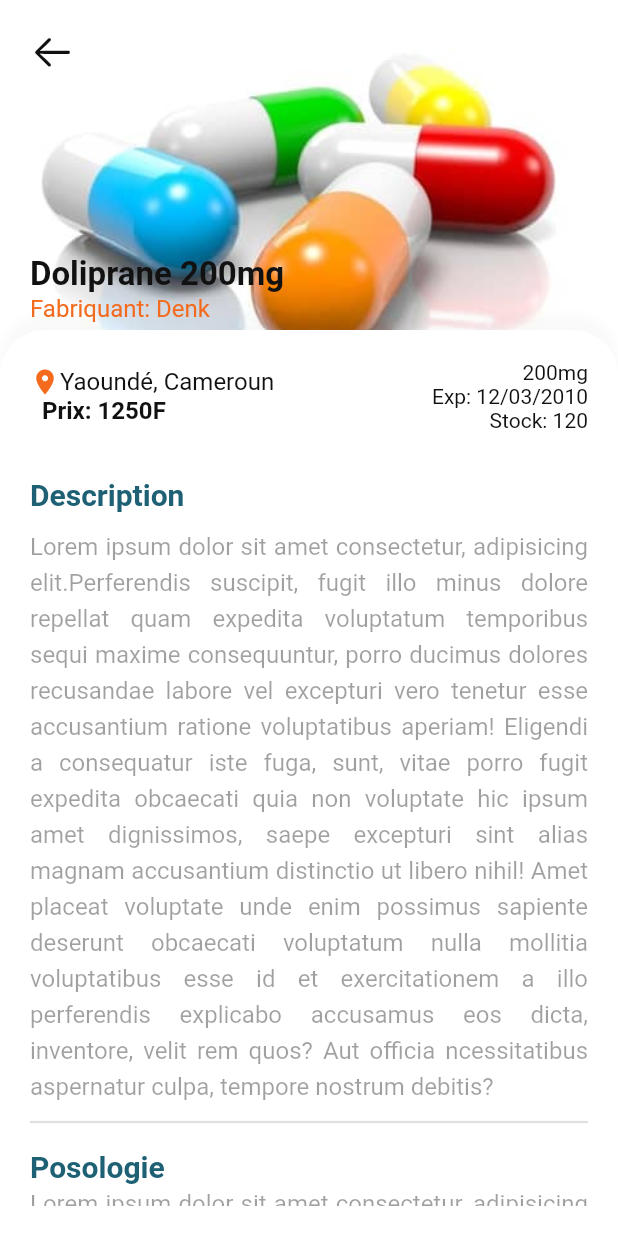
After one commit to Keep-project/frontend-pharmacy, a Flutter app: the DetailScreen screen opened by its route, on a phone screen of 412 x 824 dp. The commit adds this screen. Run offline on Flutter 3.47's test engine with Material 2 defaults, Android fonts, the phone set to English and light mode, and no system bars; our stand-ins replace dio, get, shared_preferences; accounts and stored records are empty.

Commit message:
Création de la page de détail

```diff
--- a/lib/core/app_colors.dart
+++ b/lib/core/app_colors.dart
@@ -4,7 +4,7 @@
 
 const kWhiteColor = Color(0xFFFFFFFF);
 
-const MaterialColor kPrimaryColor = MaterialColor(
+const MaterialColor kPrimaryColor =  MaterialColor(
   0xFF0C9869,
   <int, Color>{
     50: Color(0xFF0C9869), //10%
--- a/lib/router/app_pages.dart
+++ b/lib/router/app_pages.dart
@@ -2,6 +2,8 @@
 
 import 'package:get/get.dart';
 import 'package:pharmacy_app/router/app_router.dart';
+import 'package:pharmacy_app/screens/details/details.dart';
+import 'package:pharmacy_app/screens/details/details_screen.dart';
 import 'package:pharmacy_app/screens/home/home.dart';
 import 'package:pharmacy_app/screens/login/login.dart';
 import 'package:pharmacy_app/screens/register/register.dart';
@@ -25,5 +27,11 @@
       binding: HomeScreenBinding(),
     ),
 
+    GetPage(
+      name: AppRoutes.DETAILS,
+      page: () => const DetailScreen(),
+      binding: DetailScreenBinding(),
+    ),
+
   ];
 }
--- a/lib/router/app_router.dart
+++ b/lib/router/app_router.dart
@@ -7,4 +7,5 @@
   static const String LOGIN = "/login";
   static const String REGISTER = "/register";
   static const String HOME = "/home";
+  static const String DETAILS = "/details";
 }
--- /dev/null
+++ b/lib/screens/details/details.dart
@@ -0,0 +1,4 @@
+
+export './details_binding.dart';
+export './details_controller.dart';
+export './details_screen.dart';
--- /dev/null
+++ b/lib/screens/details/details_binding.dart
@@ -0,0 +1,12 @@
+
+
+import 'package:get/get.dart';
+import 'package:pharmacy_app/screens/details/details.dart';
+
+class DetailScreenBinding extends Bindings{
+
+  @override
+  void dependencies(){
+    Get.lazyPut<DetailScreenController>(() => DetailScreenController());
+  }
+}
--- /dev/null
+++ b/lib/screens/details/details_controller.dart
@@ -0,0 +1,3 @@
+import 'package:get/get.dart';
+
+class DetailScreenController extends GetxController {}
--- /dev/null
+++ b/lib/screens/details/details_screen.dart
@@ -0,0 +1,238 @@
+import 'package:flutter/cupertino.dart';
+import 'package:flutter/material.dart';
+import 'package:get/get.dart';
+import 'package:pharmacy_app/components/title_text.dart';
+import 'package:pharmacy_app/core/app_colors.dart';
+import 'package:pharmacy_app/core/app_sizes.dart';
+import 'package:pharmacy_app/screens/details/details.dart';
+
+class DetailScreen extends GetView<DetailScreenController> {
+  const DetailScreen({Key? key}) : super(key: key);
+
+  @override
+  Widget build(BuildContext context) {
+    return SafeArea(
+      child: Scaffold(
+        body: GetBuilder<DetailScreenController>(builder: (controller) {
+          return Stack(
+            children: [
+              Container(
+                padding: const EdgeInsets.all(0),
+                height: Get.height,
+                width: Get.width,
+              ),
+              Container(
+                height: 250,
+                width: Get.width,
+                padding: const EdgeInsets.only(
+                    left: kDefaultPadding,
+                    right: kDefaultPadding,
+                    top: kDefaultPadding),
+                decoration: BoxDecoration(
+                  color: Colors.grey.withOpacity(.2),
+                  image: const DecorationImage(
+                    fit: BoxFit.cover,
+                    image: AssetImage("assets/images/comprime1.jpg"),
+                  ),
+                ),
+              ),
+              Positioned(
+                left: kDefaultPadding,
+                top: 170,
+                child: RichText(
+                  text: const TextSpan(
+                    children: [
+                      TextSpan(
+                        text: "Doliprane 200mg\n",
+                        style: TextStyle(
+                          color: kDarkColor,
+                          fontSize: 22,
+                          fontWeight: FontWeight.w600,
+                        ),
+                      ),
+                      TextSpan(
+                        text: "Fabriquant: Denk",
+                        style: TextStyle(
+                          color: kOrangeColor,
+                          fontSize: 16,
+                        ),
+                      ),
+                    ],
+                  ),
+                ),
+              ),
+              Positioned(
+                left: kDefaultPadding,
+                top: kDefaultPadding,
+                child: GestureDetector(
+                  onTap: () {
+                    Get.back();
+                  },
+                  child: Container(
+                    padding: const EdgeInsets.all(0),
+                    child: const Icon(CupertinoIcons.arrow_left,
+                        color: kDarkColor, size: 30),
+                  ),
+                ),
+              ),
+              Positioned(
+                top: 220,
+                left: 0,
+                right: 0,
+                bottom: 0,
+                child: Container(
+                  padding: const EdgeInsets.all(kDefaultPadding),
+                  decoration: BoxDecoration(
+                    color: kWhiteColor,
+                    borderRadius: const BorderRadius.only(
+                      topLeft: Radius.circular(kDefaultRadius * 3),
+                      topRight: Radius.circular(kDefaultRadius * 3),
+                    ),
+                    boxShadow: [
+                      BoxShadow(
+                        offset: const Offset(0, -10),
+                        blurRadius: 5,
+                        color: kDarkColor.withOpacity(0.022),
+                      ),
+                    ],
+                  ),
+                  child: SingleChildScrollView(
+                    child: Column(
+                      crossAxisAlignment: CrossAxisAlignment.start,
+                      children: [
+                        Row(
+                          children: [
+                            Column(
+                              crossAxisAlignment: CrossAxisAlignment.start,
+                              children: [
+                                Row(children: const [
+                                  Icon(Icons.room,
+                                      color: kOrangeColor, size: 20),
+                                  Text(
+                                    "Yaoundé, Cameroun",
+                                    style: TextStyle(
+                                      fontSize: 16,
+                                      color: kDarkColor,
+                                    ),
+                                  ),
+                                ]),
+                                const Padding(
+                                  padding: EdgeInsets.only(left: 8.0),
+                                  child: Text(
+                                    "Prix: 1250F",
+                                    style: TextStyle(
+                                      fontSize: 16,
+                                      color: kDarkColor,
+                                      fontWeight: FontWeight.w600,
+                                    ),
+                                  ),
+                                ),
+                              ],
+                            ),
+                            const Spacer(),
+                            Column(
+                              crossAxisAlignment: CrossAxisAlignment.end,
+                              children: const [
+                                Text(
+                                  "200mg",
+                                  style: TextStyle(
+                                    color: kDarkColor,
+                                  ),
+                                ),
+                                Text(
+                                  "Exp: 12/03/2010",
+                                  style: TextStyle(
+                                    color: kDarkColor,
+                                  ),
+                                ),
+                                Text(
+                                  "Stock: 120",
+                                  style: TextStyle(
+                                    color: kDarkColor,
+                                  ),
+                                ),
+                              ],
+                            ),
+                          ],
+                        ),
+                        const SizedBox(height: kDefaultMargin * 3),
+                        const TitleText(title: "Description"),
+                        const SizedBox(height: kDefaultMargin),
+                        Text(
+                          "Lorem ipsum dolor sit amet consectetur, adipisicing elit.Perferendis suscipit, fugit illo minus dolore repellat quam expedita voluptatum temporibus sequi maxime consequuntur, porro ducimus dolores recusandae labore vel excepturi vero tenetur esse accusantium ratione voluptatibus aperiam! Eligendi a consequatur iste fuga, sunt, vitae porro fugit expedita obcaecati quia non voluptate hic ipsum amet dignissimos, saepe excepturi sint alias magnam accusantium distinctio ut libero nihil! Amet placeat voluptate unde enim possimus sapiente deserunt obcaecati voluptatum nulla mollitia voluptatibus esse id et exercitationem a illo perferendis explicabo accusamus eos dicta, inventore, velit rem quos? Aut officia ncessitatibus aspernatur culpa, tempore nostrum debitis?",
+                          textAlign: TextAlign.justify,
+                          style: TextStyle(
+                            color: kDarkColor.withOpacity(0.4),
+                            fontSize: 16,
+                            height: 1.5,
+                          ),
+                        ),
+                        const SizedBox(height: kDefaultMargin / 2),
+                        const Divider(
+                          thickness: 1.5,
+                        ),
+                        const SizedBox(height: kDefaultMargin),
+                        const TitleText(title: "Posologie"),
+                        Text(
+                          "Lorem ipsum dolor sit amet consectetur, adipisicing elit.Perferendis suscipit, fugit illo minus dolore repellat quam expedita voluptatum temporibus",
+                          textAlign: TextAlign.justify,
+                          style: TextStyle(
+                            color: kDarkColor.withOpacity(0.4),
+                            fontSize: 16,
+                            height: 1.5,
+                          ),
+                        ),
+                        const SizedBox(height: kDefaultMargin * 3),
+                        Row(
+                          children: [
+                            Column(
+                              crossAxisAlignment: CrossAxisAlignment.start,
+                              children: [
+                                const TitleText(title: " Localisation"),
+                                Row(children: const [
+                                  Icon(Icons.room,
+                                      color: kOrangeColor, size: 20),
+                                  Text(
+                                    "Yaoundé, Cameroun",
+                                    style: TextStyle(
+                                      fontSize: 16,
+                                      color: kOrangeColor,
+                                    ),
+                                  ),
+                                ]),
+                              ],
+                            ),
+                            const Spacer(),
+                            Container(
+                                padding: const EdgeInsets.symmetric(
+                                    horizontal: kDefaultPadding/1.5,
+                                    vertical: kDefaultPadding /2),
+                                decoration: BoxDecoration(
+                                  borderRadius:
+                                      BorderRadius.circular(kDefaultRadius/2),
+                                  color: kTextColor2,
+                                ),
+                                child: const Text(
+                                  "Voir sur la map",
+                                  style: TextStyle(
+                                    fontSize: 16,
+                                    color: kWhiteColor,
+                                  ),
+                                )),
+                          ],
+                        ),
+                        const SizedBox(height: kDefaultMargin *3),
+                        const TitleText(title: "Vous trouverez Doliprane 200mg à:"),
+                        const SizedBox(height: kDefaultMargin),
+                      ],
+                    ),
+                  ),
+                ),
+              ),
+            ],
+          );
+        }),
+      ),
+    );
+  }
+}
--- a/lib/screens/home/components/medicament_card.dart
+++ b/lib/screens/home/components/medicament_card.dart
@@ -2,6 +2,7 @@
 import 'package:get/get.dart';
 import 'package:pharmacy_app/core/app_colors.dart';
 import 'package:pharmacy_app/core/app_sizes.dart';
+import 'package:pharmacy_app/router/app_router.dart';
 
 
 class MedicamentCard extends StatelessWidget {
@@ -11,7 +12,9 @@
 
   @override
   Widget build(BuildContext context) {
-    return Container(
+    return GestureDetector(
+      onTap: (){Get.toNamed(AppRoutes.DETAILS);},
+      child: Container(
         margin:
             const EdgeInsets.only(bottom: kDefaultMargin * 1.5),
         padding: const EdgeInsets.all(5),
@@ -144,6 +147,7 @@
                 ),
               ),
             ]),
+      ),
     );
   }
 }
--- a/lib/screens/home/home_screen.dart
+++ b/lib/screens/home/home_screen.dart
@@ -108,7 +108,7 @@
   AppBar buildAppBar() {
     return AppBar(
       elevation: 0,
-      // backgroundColor: kPrimaryColor,
+      // backgroundColor: kWhiteColor,
       leading: const Padding(
         padding: EdgeInsets.only(left: kDefaultPadding),
         child: Center(
--- a/lib/screens/login/login_screen.dart
+++ b/lib/screens/login/login_screen.dart
@@ -29,7 +29,7 @@
                   style: TextStyle(
                     color: kTextColor,
                     fontSize: 24,
-                    fontWeight: FontWeight.w900,
+                    fontWeight: FontWeight.w600,
                   ),
                 ),
                 const SizedBox(height: kDefaultPadding*3,),
--- a/lib/screens/register/register_screen.dart
+++ b/lib/screens/register/register_screen.dart
@@ -34,7 +34,7 @@
                   style: TextStyle(
                     color: kTextColor,
                     fontSize: 24,
-                    fontWeight: FontWeight.w900,
+                    fontWeight: FontWeight.w600,
                   ),
                 ),
                 const SizedBox(height: kDefaultPadding * 2),
```
Lines whose indentation alone changed are shown as unchanged.
